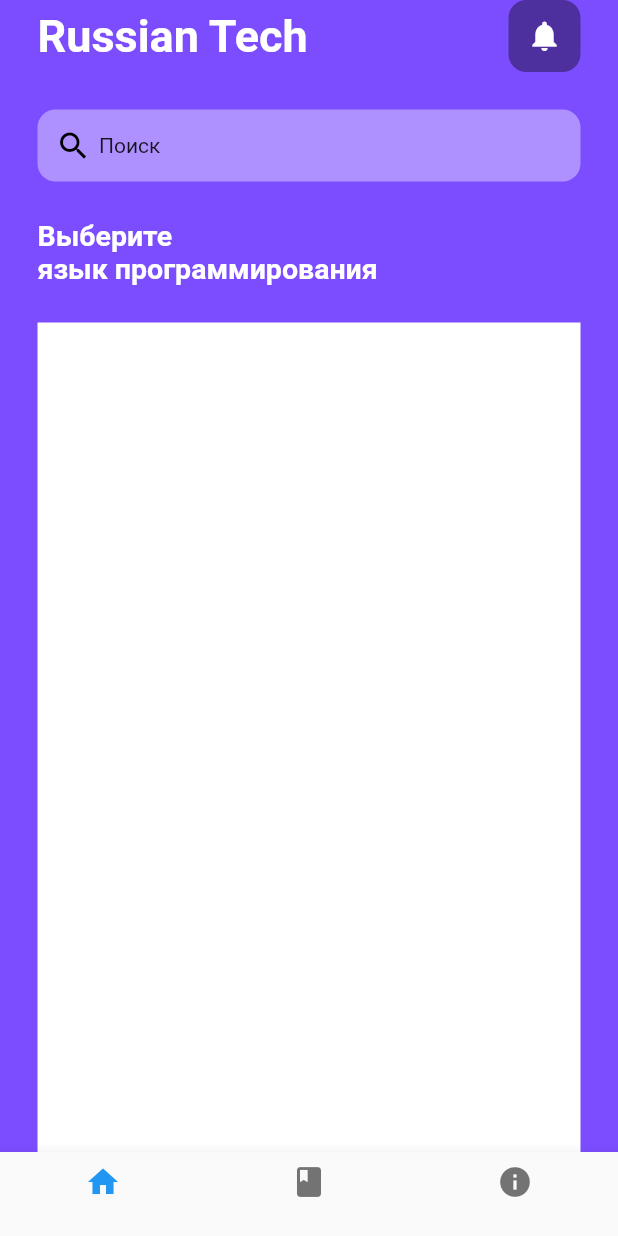
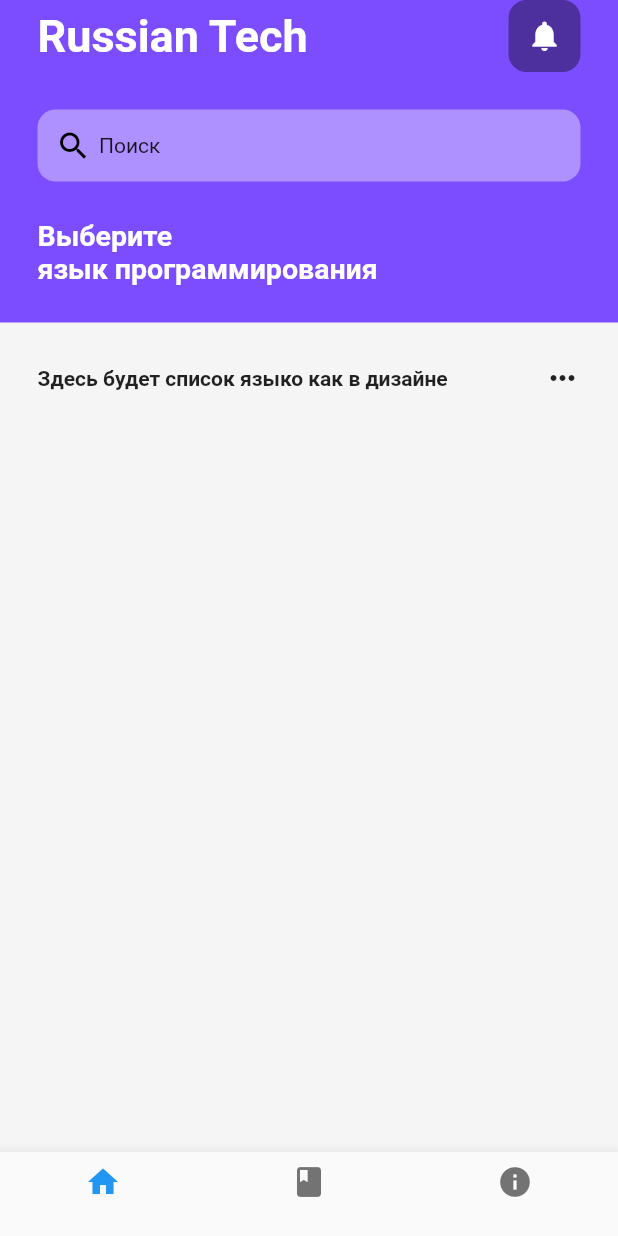
Before and after one commit to RussianTech-IT/Flutter, a Flutter app: the screen it shows after launch, on a phone screen of 412 x 824 dp. Run offline on Flutter 3.47's test engine with Material 2 defaults, Android fonts, the phone set to English and light mode, and no system bars.

Commit message:
Add start Header, Search, Main Wrapper List

```diff
--- a/lib/pages/home_page.dart
+++ b/lib/pages/home_page.dart
@@ -18,7 +18,9 @@ class _HomePageState extends State<HomePage> {
           BottomNavigationBarItem(icon: Icon(Icons.info), label: ''),
         ]),
         body: SafeArea(
-            child: Padding(
+            child: Column(
+          children: [
+            Padding(
               padding: const EdgeInsets.symmetric(horizontal: 25.0),
               child: Column(
                 children: [
@@ -84,18 +86,38 @@ class _HomePageState extends State<HomePage> {
                       ),
                     ],
                   ),
-
+                ],
+              ),
+            ),
             SizedBox(
               height: 25,
             ),
-
             Expanded(
               child: Container(
-                  color: Colors.white,
+                padding: EdgeInsets.all(25),
+                color: Colors.grey[100],
+                child: Center(
+                  child: Column(
+                    children: [
+                      Row(
+                        mainAxisAlignment: MainAxisAlignment.spaceBetween,
+                        children: [
+                          Text(
+                            'Здесь будет список языко как в дизайне',
+                            style: TextStyle(
+                              fontWeight: FontWeight.bold,
+                              fontSize: 14
+                              ),
+                          ),
+                          Icon(Icons.more_horiz)
+                        ],
+                      )
+                    ],
+                  ),
+                ),
               ),
             ),
           ],
-          ),
         )));
   }
 }
```
Lines whose indentation alone changed are shown as unchanged.
